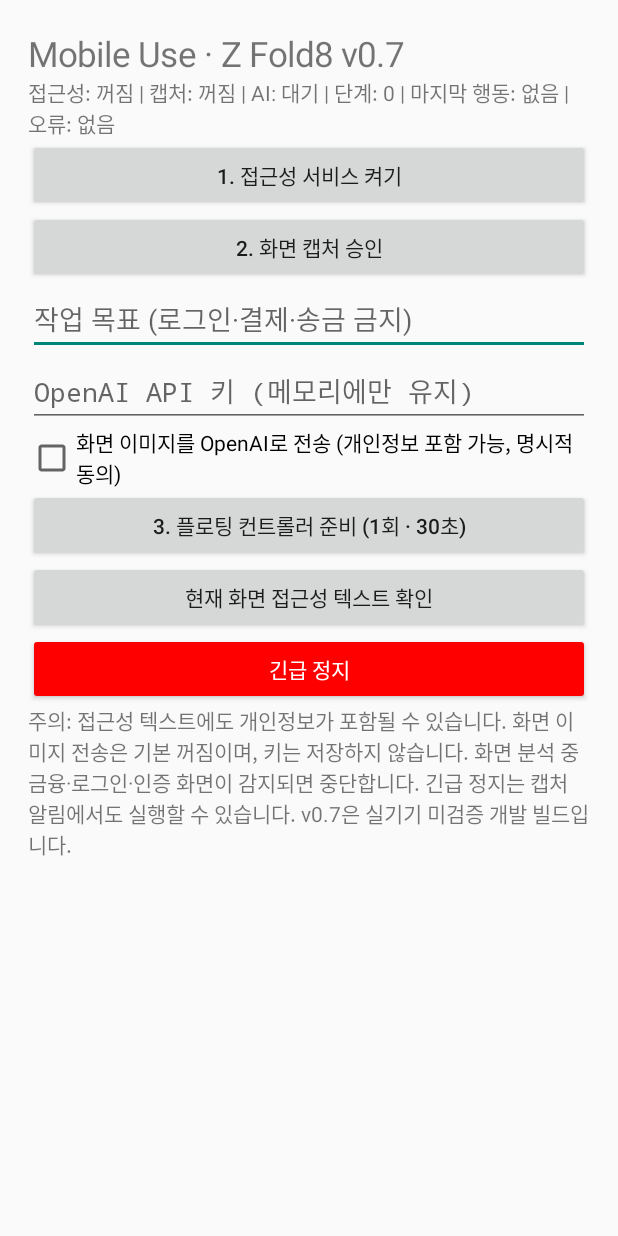
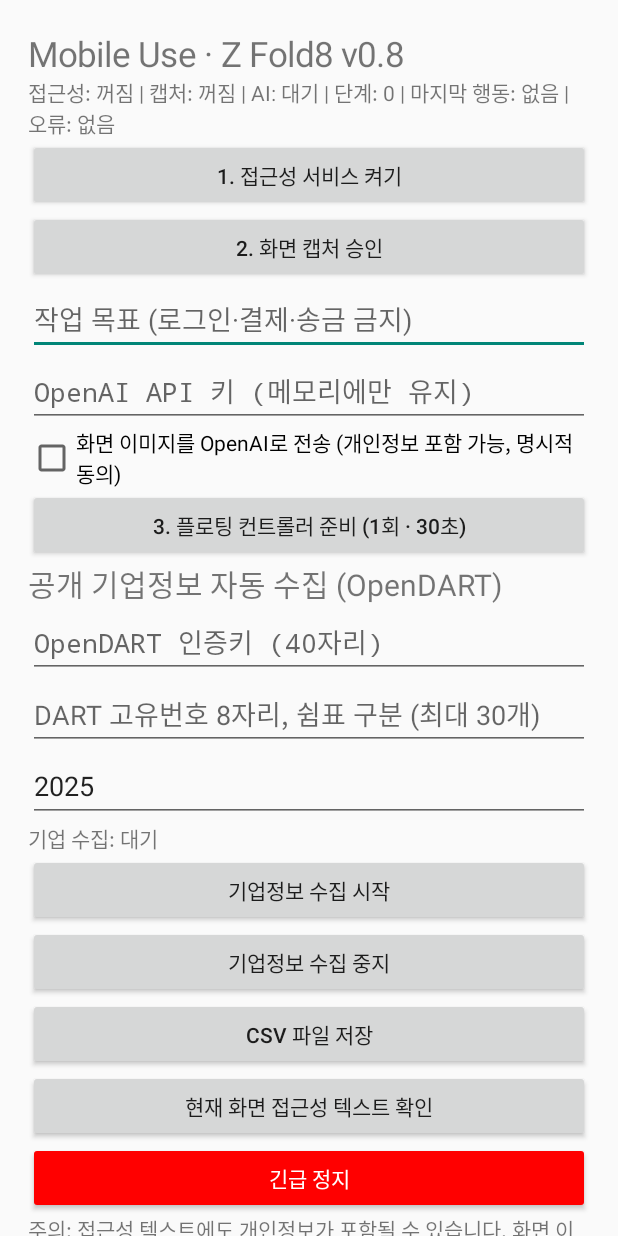
Before and after one commit to firr22jhj2-hash/mobileuse, an Android app: the screen it shows after launch (MainActivity), on a phone screen of 412 x 824 dp. Run offline under Robolectric (Android 15) with nearby library versions, the phone set to English and light mode, and no system bars.

Commit message:
Add OpenDART company batch collection controls and Android CSV document export

```diff
--- a/app/src/main/java/com/mobileuse/galaxy/MainActivity.java
+++ b/app/src/main/java/com/mobileuse/galaxy/MainActivity.java
@@ -1,21 +1,29 @@
 package com.mobileuse.galaxy;
 import android.app.*;import android.content.*;import android.media.projection.*;import android.os.*;import android.provider.Settings;import android.graphics.Color;import android.widget.*;
 public final class MainActivity extends Activity {
- private static final int CAPTURE_REQUEST=140;private final Handler statusHandler=new Handler(Looper.getMainLooper());private final Runnable statusTicker=new Runnable(){public void run(){if(status!=null)refresh();statusHandler.postDelayed(this,800);}};private TextView status;private EditText task,key;private CheckBox sendImages;private android.content.SharedPreferences prefs;
+ private static final int CAPTURE_REQUEST=140;private final Handler statusHandler=new Handler(Looper.getMainLooper());private final Runnable statusTicker=new Runnable(){public void run(){if(status!=null)refresh();statusHandler.postDelayed(this,800);}};private TextView status;private TextView companyStatus;private static final int EXPORT_REQUEST=141;private EditText task,key;private CheckBox sendImages;private android.content.SharedPreferences prefs;
  @Override public void onCreate(Bundle b){super.onCreate(b);prefs=getSharedPreferences("local_progress",MODE_PRIVATE);ScrollView scroll=new ScrollView(this);LinearLayout root=new LinearLayout(this);root.setOrientation(1);root.setPadding(28,30,28,28);scroll.addView(root);
- TextView title=new TextView(this);title.setText("Mobile Use · Z Fold8 v0.7");title.setTextSize(23);root.addView(title);status=new TextView(this);root.addView(status);
+ TextView title=new TextView(this);title.setText("Mobile Use · Z Fold8 v0.8");title.setTextSize(23);root.addView(title);status=new TextView(this);root.addView(status);
  button(root,"1. 접근성 서비스 켜기",()->startActivity(new Intent(Settings.ACTION_ACCESSIBILITY_SETTINGS)));
  button(root,"2. 화면 캡처 승인",()->{MediaProjectionManager mgr=getSystemService(MediaProjectionManager.class);startActivityForResult(mgr.createScreenCaptureIntent(),CAPTURE_REQUEST);});
  task=new EditText(this);task.setHint("작업 목표 (로그인·결제·송금 금지)");task.setText(prefs.getString("task",""));root.addView(task);
- key=new EditText(this);key.setHint("OpenAI API 키 (메모리에만 유지)");key.setInputType(129);root.addView(key);
+ key=new EditText(this);key.setHint("OpenAI API 키 (메모리에만 유지)");key.setInputType(129);key.setSaveEnabled(false);root.addView(key);
  sendImages=new CheckBox(this);sendImages.setText("화면 이미지를 OpenAI로 전송 (개인정보 포함 가능, 명시적 동의)");sendImages.setChecked(false);root.addView(sendImages);
  button(root,"3. 플로팅 컨트롤러 준비 (1회 · 30초)",()->{String t=task.getText().toString();if(!ActionPolicy.safeTask(t)){status.setText("민감하거나 유효하지 않은 작업");return;}prefs.edit().putString("task",t).putInt("step",0).remove("last_error").apply();if(key.getText().toString().trim().isEmpty()){status.setText("OpenAI API 키가 비어 있습니다");return;}TaskRunner.prepare(key.getText().toString(),t,sendImages.isChecked());status.setText("준비 완료. 다른 앱으로 이동한 뒤 플로팅 1회 실행을 누르세요.");});
+ TextView companyTitle=new TextView(this);companyTitle.setText("공개 기업정보 자동 수집 (OpenDART)");companyTitle.setTextSize(20);root.addView(companyTitle);
+ EditText dartKey=new EditText(this);dartKey.setHint("OpenDART 인증키 (40자리)");dartKey.setInputType(129);dartKey.setSaveEnabled(false);root.addView(dartKey);
+ EditText codes=new EditText(this);codes.setHint("DART 고유번호 8자리, 쉼표 구분 (최대 30개)");root.addView(codes);
+ EditText year=new EditText(this);year.setHint("사업보고서 기준연도");year.setInputType(2);year.setText("2025");root.addView(year);
+ companyStatus=new TextView(this);root.addView(companyStatus);
+ button(root,"기업정보 수집 시작",()->{if(TaskRunner.isRunning()){companyStatus.setText("AI 작업을 먼저 중지하세요");return;}boolean ok=CompanyCollector.start(this,dartKey.getText().toString().trim(),codes.getText().toString().trim(),year.getText().toString().trim());if(!ok)companyStatus.setText("인증키·고유번호·연도 또는 실행 상태 확인");});
+ button(root,"기업정보 수집 중지",()->CompanyCollector.stop());
+ button(root,"CSV 파일 저장",()->{if(CompanyCollector.isRunning()){companyStatus.setText("수집 완료 또는 중지 후 저장하세요");return;}if(!new java.io.File(getFilesDir(),"companies.csv").exists()){companyStatus.setText("저장할 수집 결과가 없습니다");return;}Intent i=new Intent(Intent.ACTION_CREATE_DOCUMENT).addCategory(Intent.CATEGORY_OPENABLE).setType("text/csv").putExtra(Intent.EXTRA_TITLE,"companies.csv");startActivityForResult(i,EXPORT_REQUEST);});
  button(root,"현재 화면 접근성 텍스트 확인",()->{String v=ControlService.inspect();status.setText(v.isEmpty()?"현재 화면에서 읽을 수 있는 텍스트가 없습니다":v);});
- Button stop=new Button(this);stop.setText("긴급 정지");stop.setTextColor(Color.WHITE);stop.setBackgroundTintList(android.content.res.ColorStateList.valueOf(Color.RED));stop.setOnClickListener(v->{TaskRunner.stop();startService(new Intent(this,CaptureService.class).setAction(CaptureService.ACTION_STOP_ALL));refresh();});root.addView(stop);
- TextView note=new TextView(this);note.setText("주의: 접근성 텍스트에도 개인정보가 포함될 수 있습니다. 화면 이미지 전송은 기본 꺼짐이며, 키는 저장하지 않습니다. 화면 분석 중 금융·로그인·인증 화면이 감지되면 중단합니다. 긴급 정지는 캡처 알림에서도 실행할 수 있습니다. v0.7은 실기기 미검증 개발 빌드입니다.");root.addView(note);setContentView(scroll);refresh();statusHandler.postDelayed(statusTicker,800);}
+ Button stop=new Button(this);stop.setText("긴급 정지");stop.setTextColor(Color.WHITE);stop.setBackgroundTintList(android.content.res.ColorStateList.valueOf(Color.RED));stop.setOnClickListener(v->{CompanyCollector.stop();TaskRunner.stop();startService(new Intent(this,CaptureService.class).setAction(CaptureService.ACTION_STOP_ALL));refresh();});root.addView(stop);
+ TextView note=new TextView(this);note.setText("주의: 접근성 텍스트에도 개인정보가 포함될 수 있습니다. 화면 이미지 전송은 기본 꺼짐이며, 키는 저장하지 않습니다. 화면 분석 중 금융·로그인·인증 화면이 감지되면 중단합니다. 긴급 정지는 캡처 알림에서도 실행할 수 있습니다. v0.8은 실기기 미검증 개발 빌드입니다.");root.addView(note);setContentView(scroll);refresh();statusHandler.postDelayed(statusTicker,800);}
  private void button(LinearLayout root,String label,Runnable r){Button b=new Button(this);b.setText(label);b.setOnClickListener(v->r.run());root.addView(b);}
- @Override protected void onActivityResult(int request,int result,Intent data){super.onActivityResult(request,result,data);if(request==CAPTURE_REQUEST&&result==RESULT_OK&&data!=null){Intent i=new Intent(this,CaptureService.class).setAction(CaptureService.START).putExtra("resultCode",result).putExtra("data",data);startForegroundService(i);status.setText("화면 캡처 승인됨");}}
- private void refresh(){status.setText("접근성: "+(ControlService.active==null?"꺼짐":"켜짐")+" | 캡처: "+(CaptureService.instance==null?"꺼짐":"서비스 실행")+" | AI: "+(TaskRunner.isRunning()?"실행 중":"대기")+" | 단계: "+prefs.getInt("step",0)+" | 마지막 행동: "+prefs.getString("last_action","없음")+" | 오류: "+prefs.getString("last_error","없음"));}
+ @Override protected void onActivityResult(int request,int result,Intent data){super.onActivityResult(request,result,data);if(request==EXPORT_REQUEST&&result==RESULT_OK&&data!=null&&data.getData()!=null){try{CompanyCollector.export(this,data.getData());Toast.makeText(this,"CSV 저장 완료",Toast.LENGTH_LONG).show();}catch(Exception e){Toast.makeText(this,"CSV 저장 실패",Toast.LENGTH_LONG).show();}return;}if(request==CAPTURE_REQUEST&&result==RESULT_OK&&data!=null){Intent i=new Intent(this,CaptureService.class).setAction(CaptureService.START).putExtra("resultCode",result).putExtra("data",data);startForegroundService(i);status.setText("화면 캡처 승인됨");}}
+ private void refresh(){if(companyStatus!=null)companyStatus.setText("기업 수집: "+CompanyCollector.status());status.setText("접근성: "+(ControlService.active==null?"꺼짐":"켜짐")+" | 캡처: "+(CaptureService.instance==null?"꺼짐":"서비스 실행")+" | AI: "+(TaskRunner.isRunning()?"실행 중":"대기")+" | 단계: "+prefs.getInt("step",0)+" | 마지막 행동: "+prefs.getString("last_action","없음")+" | 오류: "+prefs.getString("last_error","없음"));}
  @Override protected void onDestroy(){statusHandler.removeCallbacks(statusTicker);super.onDestroy();}
  @Override protected void onResume(){super.onResume();if(status!=null)refresh();}
 }
```
